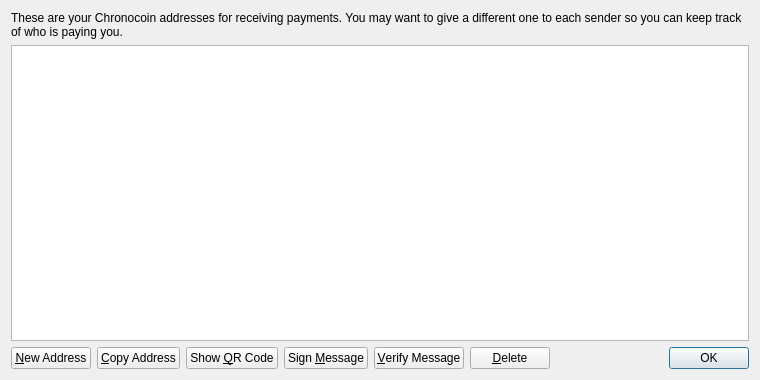
Above: src/qt/forms/addressbookpage.ui from chronokings/huntercoin before the change. Below: the same form after it.
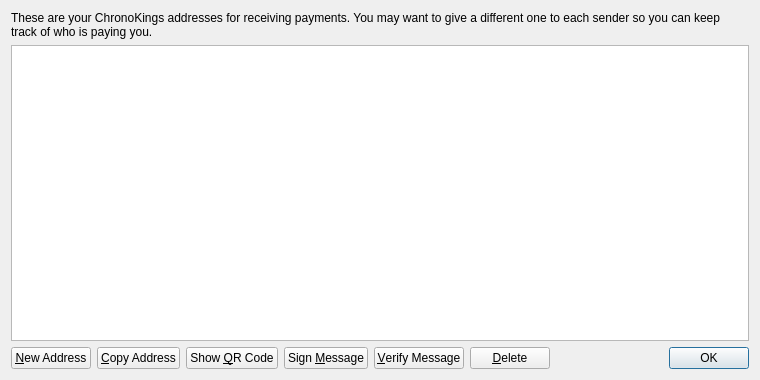
That is the form after the change. Icons and pictures are not drawn.

Commit message: Renamed from Chronocoin to Chrono Kings to avoid similarity with some existing website.

What changed in the file:
```diff
--- a/src/qt/forms/addressbookpage.ui
+++ b/src/qt/forms/addressbookpage.ui
@@ -17,7 +17,7 @@
    <item>
     <widget class="QLabel" name="labelExplanation">
      <property name="text">
-      <string>These are your Chronocoin addresses for receiving payments. You may want to give a different one to each sender so you can keep track of who is paying you.</string>
+      <string>These are your ChronoKings addresses for receiving payments. You may want to give a different one to each sender so you can keep track of who is paying you.</string>
      </property>
      <property name="textFormat">
       <enum>Qt::PlainText</enum>
```
Left out of the diff: 4 changed lines with no effect on the pictures. The commit also changes 88 other files.
